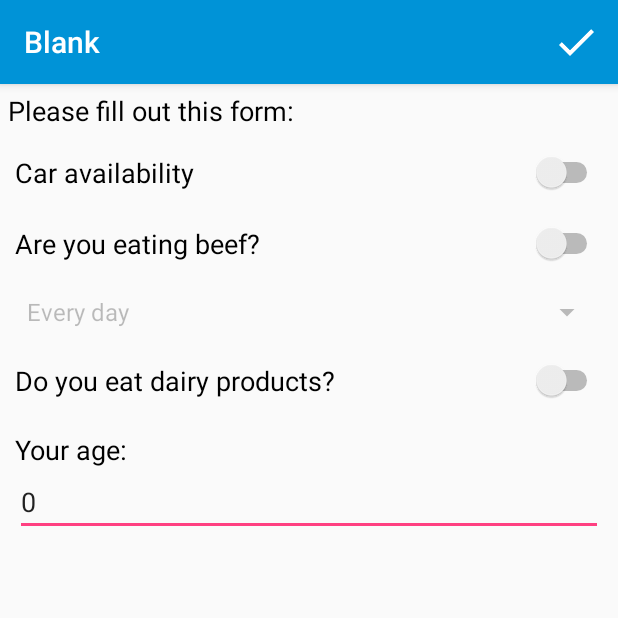
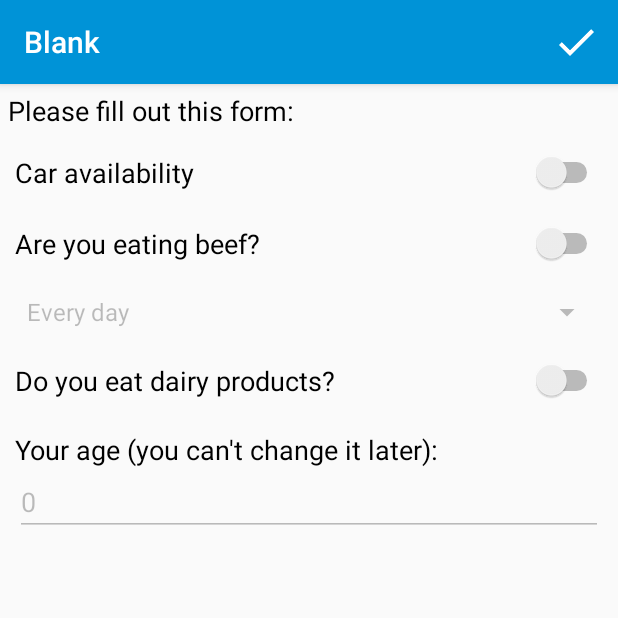
Before and after one commit to Urpanium/IceSaver, an Android app: the MainActivity screen opened directly, with no data from a screen before it, after a tap on "Change blank", on a phone screen of 412 x 824 dp, the top half of it. Run offline under Robolectric (Android 15) with nearby library versions, the phone set to English and light mode, and no system bars; 5 statements that could not run were skipped; 2 other taps on this screen came first.

Commit message:
MainActivity Calculations done

```diff
--- a/app/src/main/java/com/tuc/icesaver/BlankActivity.java
+++ b/app/src/main/java/com/tuc/icesaver/BlankActivity.java
@@ -46,6 +46,8 @@ public class BlankActivity extends AppCompatActivity {
             beefFrequencySpinner.setSelection(Settings.beefFrequency);
             milkSwitch.setChecked(Settings.milk);
             ageEditText.setText(Settings.age + "", TextView.BufferType.EDITABLE);
+            ageEditText.setEnabled(false);
+            ageEditText.setClickable(false);
         }
     }
 
--- a/app/src/main/java/com/tuc/icesaver/MainActivity.java
+++ b/app/src/main/java/com/tuc/icesaver/MainActivity.java
@@ -12,6 +12,8 @@ import android.widget.TextView;
 import android.widget.Toast;
 
 import java.io.File;
+import java.math.BigDecimal;
+import java.math.RoundingMode;
 import java.util.Date;
 import java.util.Timer;
 import java.util.TimerTask;
@@ -22,8 +24,10 @@ public class MainActivity extends AppCompatActivity {
     TextView iceMeltPerLifeText;
 
     final double iceMeltPerDayStandart = 62.230919765;//kg
+    final double iceMeltPerDayAll = iceMeltPerDayStandart * 7000000;
+    final long penguinsPerDay = 650;
     double iceMeltPerDay1 = iceMeltPerDayStandart;
-    double iceMeltPerDayAll = iceMeltPerDayStandart * 7000000;
+
     int carInfluence = 15;
     int beefInfluence = 0;
     int milkInfluence = 0;
@@ -37,13 +41,20 @@ public class MainActivity extends AppCompatActivity {
         super.onCreate(savedInstanceState);
         setContentView(R.layout.main_activity);
         findWidgets();
+        Settings.load();
         if (Settings.isFirstRun) {
-            if (Settings.age > 18)
-                Settings.lastIceMeltAllValue = 18 * 159 + (Settings.age - 18) * 53;
-            else
-                Settings.lastIceMeltAllValue = Settings.age * 159;
+            if (Settings.age > 18) {
+                Settings.lastIceMeltAll = 18 * 159 + (Settings.age - 18) * 53;
+                Settings.lastIceMelt1 = Settings.lastIceMeltAll / 7 * 1000;
+            } else {
+                Settings.lastIceMeltAll = Settings.age * 159;
+                Settings.lastIceMelt1 = Settings.lastIceMeltAll / 7 * 1000;
+            }
+            Settings.pengiunsDied = 325 * Settings.age * 365;
+            Settings.lastTime = (new Date()).getTime();
+            Debug.d(null, "First run: " + Settings.lastIceMelt1 + " lastTime: " + Settings.lastTime);
+        }
 
-        }
         Settings.isFirstRun = false;
         startIntervalUpdating();
 
@@ -84,7 +95,6 @@ public class MainActivity extends AppCompatActivity {
         if (!Settings.milk)
             milkInfluence = -10;
         totalInfluence = carInfluence + beefInfluence + milkInfluence;
-        Debug.d(null, "totalInfluence: " + totalInfluence + ", iceMeltPerDayStandart: " + iceMeltPerDayStandart);
         double newIceMeltPerDay = (((100 + totalInfluence) * iceMeltPerDayStandart) / 100);
         iceMeltPerDay1 = newIceMeltPerDay;
     }
@@ -93,12 +103,21 @@ public class MainActivity extends AppCompatActivity {
 
         long timeNow = (new Date()).getTime();
         double missedDays = (timeNow - Settings.lastTime) / 1000 / 60 / 60 / 24;
-        double iceMelted = iceMeltPerDayAll * missedDays;
-        Settings.lastIceMeltAllValue += iceMelted * 7000000;
+        double iceMeltedAll = iceMeltPerDayAll * missedDays / 1000000000;
+        Settings.lastIceMelt1 += iceMeltPerDay1 * missedDays;
+        Settings.pengiunsDied += penguinsPerDay * missedDays;
+        Debug.d(null, "penguins:" + Settings.pengiunsDied);
+        Settings.lastIceMeltAll += iceMeltedAll;
         Settings.lastTime = timeNow;
+
         updateInfluence();
-        iceMeltPerDayText.setText(iceMeltPerDay1 + " " + getResources().getString(R.string.main_ice_melt_per_day));
 
+        double outputIceValue = new BigDecimal(iceMeltPerDay1).setScale(1, RoundingMode.HALF_UP).doubleValue();
+        iceMeltPerDayText.setText(outputIceValue + " " + getResources().getString(R.string.main_ice_melt_per_day));
+
+        double outputIceAllValue = new BigDecimal(Settings.lastIceMeltAll).setScale(1, RoundingMode.HALF_UP).doubleValue();
+        iceMeltPerLifeText.setText(outputIceAllValue + " " + getResources().getString(R.string.main_ice_melt_per_life));
+        Settings.save();
     }
 
     @Override
--- a/app/src/main/java/com/tuc/icesaver/Settings.java
+++ b/app/src/main/java/com/tuc/icesaver/Settings.java
@@ -7,7 +7,9 @@ class Settings {
     static boolean isFirstRun = false;
     static Context ctx;
     static long lastTime = 0;
-    static double lastIceMeltAllValue = 0;
+    static long pengiunsDied = 0;
+    static double lastIceMelt1 = 0;
+    static double lastIceMeltAll = 0;
     static int age = 0;
     static boolean car = false;
     static boolean beef = false;
@@ -21,7 +23,9 @@ class Settings {
         if (beef)
             FileUtil.writeKey("beefFrequency", "" + beefFrequency, ctx);
         FileUtil.writeKey("milk", "" + milk, ctx);
-
+        FileUtil.writeKey("iceAll", "" + lastIceMeltAll, ctx);
+        FileUtil.writeKey("lastTime", "" + lastTime, ctx);
+        FileUtil.writeKey("penguins", "" + pengiunsDied, ctx);
     }
 
     static void load() {
@@ -31,7 +35,9 @@ class Settings {
         if (beef)
             beefFrequency = Integer.parseInt(FileUtil.readKey("beefFrequency"));
         milk = Boolean.parseBoolean(FileUtil.readKey("milk"));
-
+        lastIceMeltAll = Double.parseDouble(FileUtil.readKey("iceAll"));
+        lastTime = Long.parseLong(FileUtil.readKey("lastTime"));
+        pengiunsDied = Long.parseLong(FileUtil.readKey("penguins"));
     }
 
 }
--- a/app/src/main/res/values/strings.xml
+++ b/app/src/main/res/values/strings.xml
@@ -13,7 +13,7 @@
         <item>Once per week</item>
     </string-array>
     <string name="blank_milk">Do you eat dairy products?</string>
-    <string name="blank_age">Your age:</string>
+    <string name="blank_age">Your age (you can\'t change it later):</string>
     <string name="blank_age_hint">Type your age here…</string>
     <string name="blank_please">Please fill out this form:</string>
     <string name="blank_done">Done</string>
@@ -34,7 +34,7 @@
     <string name="add_ice_title">mellting ice</string>
     <string name="add_penguin_title">penguins</string>
     <string name="main_ice_melt_per_day">kg / day</string>
-    <string name="main_ice_melt_per_life">tonns / life</string>
+    <string name="main_ice_melt_per_life">bln tonns / life</string>
 
 
 </resources>
```
Also changed, not shown: app/src/main/AndroidManifest.xml (+11 -5 lines).
